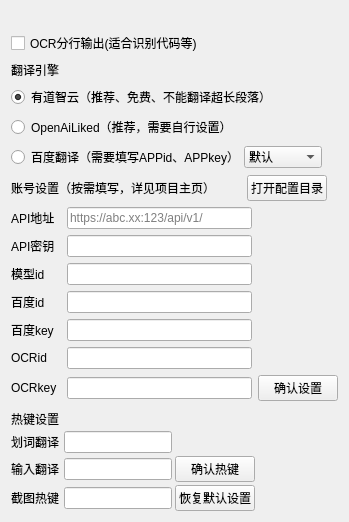
Qt form ui/setting.ui (xunbu/lightrans) before a commit.
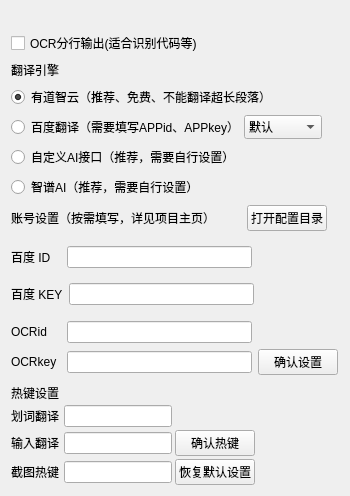
The same form after that commit. The open tabs and pages were chosen to show the change.

Patch:
```diff
--- a/ui/setting.ui
+++ b/ui/setting.ui
@@ -6,14 +6,20 @@
    <rect>
     <x>0</x>
     <y>0</y>
-    <width>348</width>
-    <height>514</height>
+    <width>350</width>
+    <height>486</height>
    </rect>
   </property>
+  <property name="sizePolicy">
+   <sizepolicy hsizetype="Preferred" vsizetype="Preferred">
+    <horstretch>0</horstretch>
+    <verstretch>0</verstretch>
+   </sizepolicy>
+  </property>
   <property name="windowTitle">
    <string>设置</string>
   </property>
-  <layout class="QVBoxLayout" name="verticalLayout">
+  <layout class="QVBoxLayout" name="verticalLayout_5">
    <item>
     <widget class="QLabel" name="label_5">
      <property name="sizePolicy">
@@ -71,19 +77,6 @@
        </attribute>
       </widget>
      </item>
-     <item>
-      <widget class="QRadioButton" name="radioButton_OpenAiLiked">
-       <property name="text">
-        <string>OpenAiLiked（推荐，需要自行设置）</string>
-       </property>
-       <property name="checked">
-        <bool>false</bool>
-       </property>
-       <attribute name="buttonGroup">
-        <string notr="true">buttonGroup</string>
-       </attribute>
-      </widget>
-     </item>
      <item>
       <layout class="QHBoxLayout" name="horizontalLayout_8" stretch="0,0,0">
        <property name="spacing">
@@ -111,7 +104,7 @@
           <bool>true</bool>
          </property>
          <property name="sizePolicy">
-          <sizepolicy hsizetype="Fixed" vsizetype="Fixed">
+          <sizepolicy hsizetype="Preferred" vsizetype="Preferred">
            <horstretch>0</horstretch>
            <verstretch>0</verstretch>
           </sizepolicy>
@@ -151,21 +144,36 @@
        </item>
       </layout>
      </item>
+     <item>
+      <widget class="QRadioButton" name="radioButton_customAPI">
+       <property name="text">
+        <string>自定义AI接口（推荐，需要自行设置）</string>
+       </property>
+       <property name="checked">
+        <bool>false</bool>
+       </property>
+       <attribute name="buttonGroup">
+        <string notr="true">buttonGroup</string>
+       </attribute>
+      </widget>
+     </item>
+     <item>
+      <widget class="QRadioButton" name="radioButton_zhipu">
+       <property name="text">
+        <string>智谱AI（推荐，需要自行设置）</string>
+       </property>
+       <property name="checked">
+        <bool>false</bool>
+       </property>
+       <attribute name="buttonGroup">
+        <string notr="true">buttonGroup</string>
+       </attribute>
+      </widget>
+     </item>
     </layout>
    </item>
    <item>
-    <spacer name="verticalSpacer_2">
-     <property name="orientation">
-      <enum>Qt::Orientation::Vertical</enum>
-     </property>
-     <property name="sizeHint" stdset="0">
-      <size>
-       <width>20</width>
-       <height>9</height>
-      </size>
-     </property>
-    </spacer>
-   </item>
+    <layout class="QVBoxLayout" name="verticalLayout">
    <item>
     <layout class="QHBoxLayout" name="horizontalLayout_12">
      <property name="spacing">
@@ -219,6 +227,77 @@
        </property>
        <property name="sizeHint" stdset="0">
         <size>
+           <width>13</width>
+           <height>21</height>
+          </size>
+         </property>
+        </spacer>
+       </item>
+      </layout>
+     </item>
+     <item>
+      <widget class="QStackedWidget" name="engineSettingsStackedWidget">
+       <property name="currentIndex">
+        <number>1</number>
+       </property>
+       <widget class="QWidget" name="baiduSettingsPage">
+        <layout class="QVBoxLayout" name="verticalLayout_baidu">
+         <property name="leftMargin">
+          <number>0</number>
+         </property>
+         <property name="topMargin">
+          <number>0</number>
+         </property>
+         <property name="rightMargin">
+          <number>0</number>
+         </property>
+         <property name="bottomMargin">
+          <number>0</number>
+         </property>
+         <item>
+          <layout class="QHBoxLayout" name="horizontalLayout_7">
+           <item>
+            <widget class="QLabel" name="label_6">
+             <property name="sizePolicy">
+              <sizepolicy hsizetype="Preferred" vsizetype="Preferred">
+               <horstretch>0</horstretch>
+               <verstretch>0</verstretch>
+              </sizepolicy>
+             </property>
+             <property name="minimumSize">
+              <size>
+               <width>50</width>
+               <height>0</height>
+              </size>
+             </property>
+             <property name="text">
+              <string>百度 ID</string>
+             </property>
+            </widget>
+           </item>
+           <item>
+            <widget class="QLineEdit" name="lineEdit_baidu_id">
+             <property name="sizePolicy">
+              <sizepolicy hsizetype="Fixed" vsizetype="Fixed">
+               <horstretch>0</horstretch>
+               <verstretch>0</verstretch>
+              </sizepolicy>
+             </property>
+             <property name="minimumSize">
+              <size>
+               <width>185</width>
+               <height>0</height>
+              </size>
+             </property>
+            </widget>
+           </item>
+           <item>
+            <spacer name="horizontalSpacer_6">
+             <property name="orientation">
+              <enum>Qt::Orientation::Horizontal</enum>
+             </property>
+             <property name="sizeHint" stdset="0">
+              <size>
          <width>40</width>
          <height>20</height>
         </size>
@@ -227,6 +306,74 @@
      </item>
     </layout>
    </item>
+         <item>
+          <layout class="QHBoxLayout" name="horizontalLayout_6">
+           <item>
+            <widget class="QLabel" name="label_7">
+             <property name="sizePolicy">
+              <sizepolicy hsizetype="Preferred" vsizetype="Preferred">
+               <horstretch>0</horstretch>
+               <verstretch>0</verstretch>
+              </sizepolicy>
+             </property>
+             <property name="minimumSize">
+              <size>
+               <width>50</width>
+               <height>0</height>
+              </size>
+             </property>
+             <property name="text">
+              <string>百度 KEY</string>
+             </property>
+            </widget>
+           </item>
+           <item>
+            <widget class="QLineEdit" name="lineEdit_baidu_key">
+             <property name="sizePolicy">
+              <sizepolicy hsizetype="Fixed" vsizetype="Fixed">
+               <horstretch>0</horstretch>
+               <verstretch>0</verstretch>
+              </sizepolicy>
+             </property>
+             <property name="minimumSize">
+              <size>
+               <width>185</width>
+               <height>0</height>
+              </size>
+             </property>
+            </widget>
+           </item>
+           <item>
+            <spacer name="horizontalSpacer_5">
+             <property name="orientation">
+              <enum>Qt::Orientation::Horizontal</enum>
+             </property>
+             <property name="sizeHint" stdset="0">
+              <size>
+               <width>40</width>
+               <height>20</height>
+              </size>
+             </property>
+            </spacer>
+           </item>
+          </layout>
+         </item>
+        </layout>
+       </widget>
+       <widget class="QWidget" name="openaiSettingsPage">
+        <layout class="QVBoxLayout" name="verticalLayout_openai">
+         <property name="leftMargin">
+          <number>0</number>
+         </property>
+         <property name="topMargin">
+          <number>0</number>
+         </property>
+         <property name="rightMargin">
+          <number>0</number>
+         </property>
+         <property name="bottomMargin">
+          <number>0</number>
+         </property>
    <item>
     <layout class="QHBoxLayout" name="horizontalLayout_9">
      <item>
@@ -249,7 +396,7 @@
       </widget>
      </item>
      <item>
-      <widget class="QLineEdit" name="lineEdit_openai_url">
+            <widget class="QLineEdit" name="lineEdit_customAPI_url">
        <property name="sizePolicy">
         <sizepolicy hsizetype="Fixed" vsizetype="Fixed">
          <horstretch>0</horstretch>
@@ -304,7 +451,7 @@
       </widget>
      </item>
      <item>
-      <widget class="QLineEdit" name="lineEdit_openai_key">
+            <widget class="QLineEdit" name="lineEdit_customAPI_key">
        <property name="sizePolicy">
         <sizepolicy hsizetype="Fixed" vsizetype="Fixed">
          <horstretch>0</horstretch>
@@ -356,7 +503,7 @@
       </widget>
      </item>
      <item>
-      <widget class="QLineEdit" name="lineEdit_openai_model_id">
+            <widget class="QLineEdit" name="lineEdit_customAPI_model_id">
        <property name="sizePolicy">
         <sizepolicy hsizetype="Fixed" vsizetype="Fixed">
          <horstretch>0</horstretch>
@@ -386,10 +533,26 @@
      </item>
     </layout>
    </item>
+        </layout>
+       </widget>
+       <widget class="QWidget" name="zhipuSettingPage">
+        <layout class="QVBoxLayout" name="verticalLayout_4">
+         <property name="leftMargin">
+          <number>0</number>
+         </property>
+         <property name="topMargin">
+          <number>0</number>
+         </property>
+         <property name="rightMargin">
+          <number>0</number>
+         </property>
+         <property name="bottomMargin">
+          <number>0</number>
+         </property>
    <item>
-    <layout class="QHBoxLayout" name="horizontalLayout_7">
+          <layout class="QHBoxLayout" name="horizontalLayout_14">
      <item>
-      <widget class="QLabel" name="label_6">
+            <widget class="QLabel" name="label_15">
        <property name="sizePolicy">
         <sizepolicy hsizetype="Preferred" vsizetype="Preferred">
          <horstretch>0</horstretch>
@@ -403,12 +566,12 @@
         </size>
        </property>
        <property name="text">
-        <string>百度id</string>
+              <string>API密钥</string>
        </property>
       </widget>
      </item>
      <item>
-      <widget class="QLineEdit" name="lineEdit_baidu_id">
+            <widget class="QLineEdit" name="lineEdit_glm_key">
        <property name="sizePolicy">
         <sizepolicy hsizetype="Fixed" vsizetype="Fixed">
          <horstretch>0</horstretch>
@@ -424,7 +587,7 @@
       </widget>
      </item>
      <item>
-      <spacer name="horizontalSpacer_4">
+            <spacer name="horizontalSpacer_14">
        <property name="orientation">
         <enum>Qt::Orientation::Horizontal</enum>
        </property>
@@ -439,9 +602,15 @@
     </layout>
    </item>
    <item>
-    <layout class="QHBoxLayout" name="horizontalLayout_6">
+          <layout class="QHBoxLayout" name="horizontalLayout_15">
      <item>
-      <widget class="QLabel" name="label_7">
+            <widget class="QLabel" name="label_16">
+             <property name="sizePolicy">
+              <sizepolicy hsizetype="Preferred" vsizetype="Preferred">
+               <horstretch>0</horstretch>
+               <verstretch>0</verstretch>
+              </sizepolicy>
+             </property>
        <property name="minimumSize">
         <size>
          <width>50</width>
@@ -449,12 +618,12 @@
         </size>
        </property>
        <property name="text">
-        <string>百度key</string>
+              <string>模型id</string>
        </property>
       </widget>
      </item>
      <item>
-      <widget class="QLineEdit" name="lineEdit_baidu_key">
+            <widget class="QLineEdit" name="lineEdit_glm_model_id">
        <property name="sizePolicy">
         <sizepolicy hsizetype="Fixed" vsizetype="Fixed">
          <horstretch>0</horstretch>
@@ -470,7 +639,7 @@
       </widget>
      </item>
      <item>
-      <spacer name="horizontalSpacer_5">
+            <spacer name="horizontalSpacer_15">
        <property name="orientation">
         <enum>Qt::Orientation::Horizontal</enum>
        </property>
@@ -483,6 +652,10 @@
       </spacer>
      </item>
     </layout>
+         </item>
+        </layout>
+       </widget>
+      </widget>
    </item>
    <item>
     <layout class="QHBoxLayout" name="horizontalLayout_5">
@@ -581,11 +754,13 @@
        </property>
        <property name="sizeHint" stdset="0">
         <size>
-         <width>40</width>
-         <height>20</height>
+           <width>13</width>
+           <height>21</height>
         </size>
        </property>
       </spacer>
+       </item>
+      </layout>
      </item>
     </layout>
    </item>
@@ -740,6 +915,19 @@
      </item>
     </layout>
    </item>
+   <item>
+    <spacer name="verticalSpacer_2">
+     <property name="orientation">
+      <enum>Qt::Orientation::Vertical</enum>
+     </property>
+     <property name="sizeHint" stdset="0">
+      <size>
+       <width>20</width>
+       <height>9</height>
+      </size>
+     </property>
+    </spacer>
+   </item>
   </layout>
  </widget>
  <resources/>
```
Lines whose indentation alone changed are shown as unchanged.
